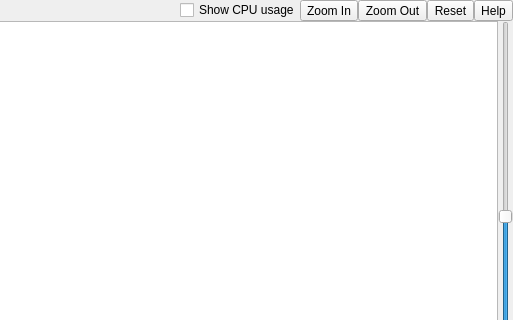
This is Qt/qt4_mixer_widget.ui in kmatheussen/radium as Qt 5 draws it before an edit; both pictures show x 131 to 644 and y 0 to 320 of the 644 by 411 pixel window. The edited form follows.
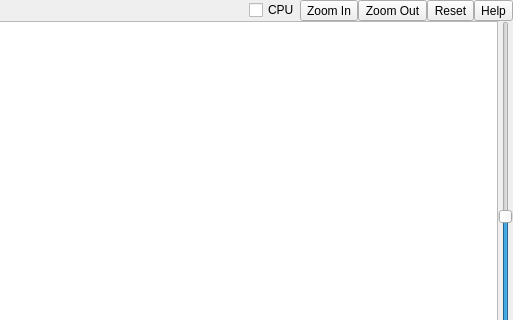
This is the edited form.

Commit message: Mixer: "Show CPU usage" -> "CPU"

```diff
--- a/Qt/qt4_mixer_widget.ui
+++ b/Qt/qt4_mixer_widget.ui
@@ -90,7 +90,7 @@
      <item>
       <widget class="QCheckBox" name="show_cpu_usage">
        <property name="text">
-        <string>Show CPU usage</string>
+        <string>CPU</string>
        </property>
       </widget>
      </item>
```
